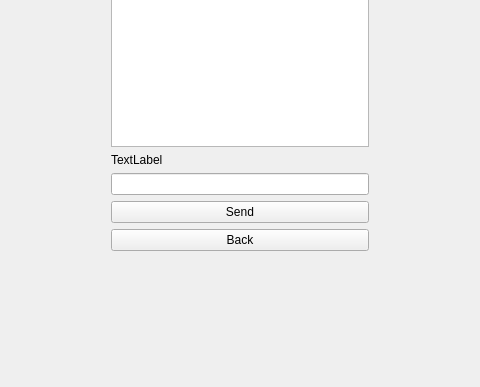
nobourge/INFO-F209, file src/client_side/QtCode/mainmenuview.ui: the form before one commit; both pictures show x 170 to 650 and y 237 to 624 of the 820 by 624 pixel window.
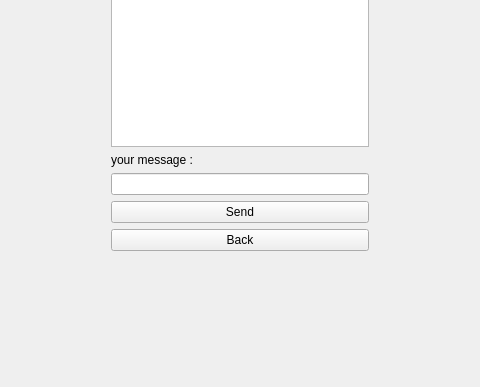
The form after the commit. The open tabs and pages were chosen to show the change. Icons and pictures are not drawn.

Commit message: small changes and chat with no friend solved

Patch:
```diff
--- a/src/client_side/QtCode/mainmenuview.ui
+++ b/src/client_side/QtCode/mainmenuview.ui
@@ -3917,7 +3917,7 @@
             <item>
              <widget class="QLabel" name="label">
               <property name="text">
-               <string>TextLabel</string>
+               <string>your message : </string>
               </property>
              </widget>
             </item>
```
Left out of the diff: 2 changed lines with no effect on the pictures. The commit also changes 2 other files.
